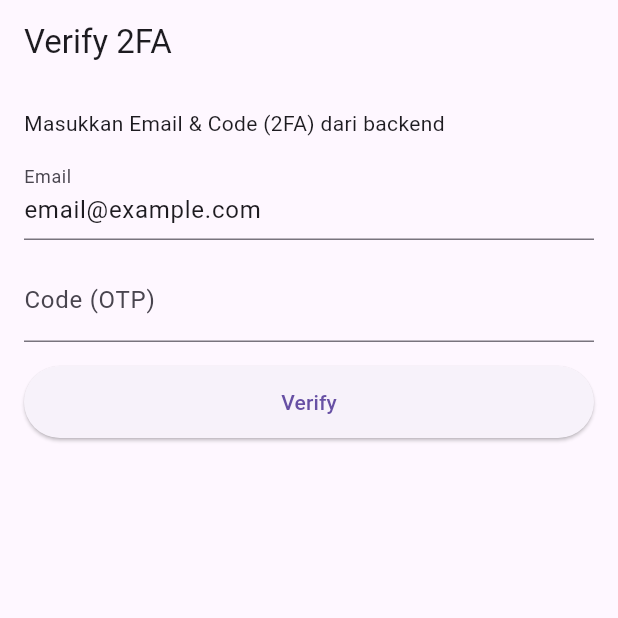
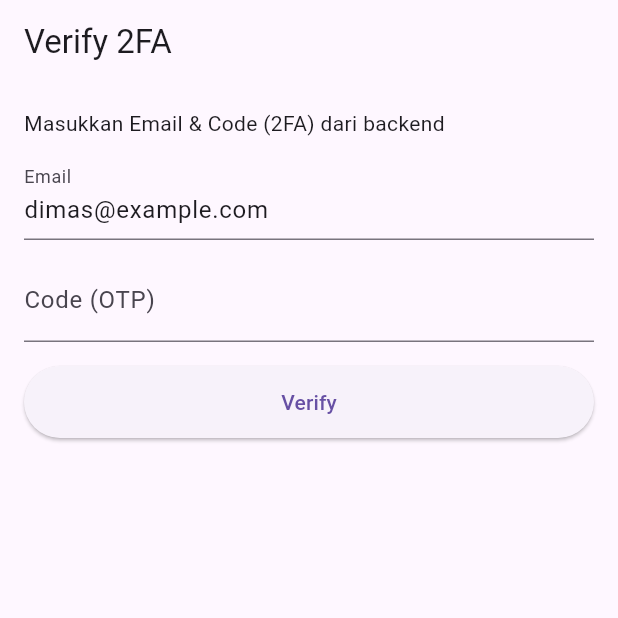
Before and after one commit to Mrdimashalimhartanto/minimarket-mobileapp, a Flutter app: the OtpPage screen opened by its route, on a phone screen of 412 x 824 dp, the top half of it. Run offline on Flutter 3.47's test engine with Material 3 defaults, Android fonts, the light colour scheme and no system bars; our stand-ins replace dio, flutter_riverpod, flutter_secure_storage, go_router, google_sign_in, image_picker; accounts and stored records are empty.

Commit message:
fixing env & auth

```diff
--- a/lib/bootstrap/env.dart
+++ b/lib/bootstrap/env.dart
@@ -1,5 +1,5 @@
 class Env {
-  static const String baseUrl = 'http://172.18.1.111:8000/api/v1';
+  static const String baseUrl = 'http://10.0.2.2:8000/api/v1';
 
   static const Duration connectTimeout = Duration(seconds: 20);
   static const Duration receiveTimeout = Duration(seconds: 20);
--- a/lib/features/auth/presentation/pages/otp_page.dart
+++ b/lib/features/auth/presentation/pages/otp_page.dart
@@ -11,7 +11,7 @@ class OtpPage extends ConsumerStatefulWidget {
 }
 
 class _OtpPageState extends ConsumerState<OtpPage> {
-  final emailC = TextEditingController(text: 'email@example.com');
+  final emailC = TextEditingController(text: 'dimas@example.com');
   final codeC = TextEditingController();
 
   @override
```
